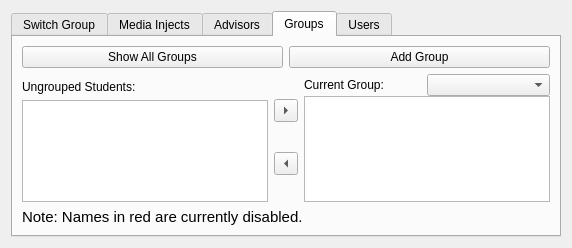
dmzdev/stance, file ui/EditScenarioForm.ui: the form before one commit.
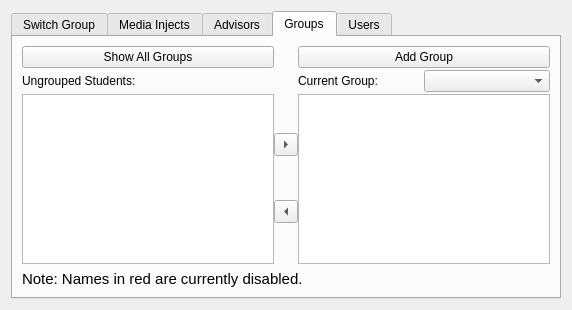
The form after the commit.

Commit message: Redesign of "group" tab in editscenario window

Diff of the .ui file:
```diff
--- a/ui/EditScenarioForm.ui
+++ b/ui/EditScenarioForm.ui
@@ -7,7 +7,7 @@
     <x>0</x>
     <y>0</y>
     <width>572</width>
-    <height>248</height>
+    <height>310</height>
    </rect>
   </property>
   <property name="windowTitle">
@@ -174,31 +174,11 @@
       </attribute>
       <layout class="QVBoxLayout" name="verticalLayout_40">
        <item>
-        <layout class="QHBoxLayout" name="horizontalLayout_5">
-         <item>
-          <widget class="QPushButton" name="allGroupButton">
-           <property name="text">
-            <string>Show All Groups</string>
-           </property>
-          </widget>
-         </item>
-         <item>
-          <widget class="QPushButton" name="addGroupButton">
-           <property name="text">
-            <string>Add Group</string>
-           </property>
-          </widget>
-         </item>
-        </layout>
-       </item>
-       <item>
-        <layout class="QHBoxLayout" name="horizontalLayout_30">
-         <item>
-          <layout class="QVBoxLayout" name="verticalLayout_18">
+        <layout class="QGridLayout" name="gridLayout">
            <property name="spacing">
             <number>0</number>
            </property>
-           <item>
+         <item row="1" column="0">
             <widget class="QLabel" name="label_5">
              <property name="minimumSize">
               <size>
@@ -211,16 +191,28 @@
              </property>
             </widget>
            </item>
+         <item row="1" column="2">
+          <layout class="QHBoxLayout" name="horizontalLayout_2">
            <item>
-            <widget class="QListWidget" name="ungroupedStudentList">
+            <widget class="QLabel" name="label_6">
+             <property name="text">
+              <string>Current Group:</string>
+             </property>
+            </widget>
+           </item>
+           <item>
+            <widget class="QComboBox" name="groupComboBox"/>
+           </item>
+          </layout>
+         </item>
+         <item row="2" column="2">
+          <widget class="QListWidget" name="groupStudentList">
              <property name="alternatingRowColors">
               <bool>true</bool>
              </property>
             </widget>
            </item>
-          </layout>
-         </item>
-         <item>
+         <item row="2" column="1">
           <layout class="QVBoxLayout" name="verticalLayout_42">
            <property name="spacing">
             <number>5</number>
@@ -247,33 +239,26 @@
            </item>
           </layout>
          </item>
-         <item>
-          <layout class="QVBoxLayout" name="verticalLayout_19">
-           <property name="spacing">
-            <number>0</number>
-           </property>
-           <item>
-            <layout class="QHBoxLayout" name="horizontalLayout_2">
-             <item>
-              <widget class="QLabel" name="label_6">
-               <property name="text">
-                <string>Current Group:</string>
-               </property>
-              </widget>
-             </item>
-             <item>
-              <widget class="QComboBox" name="groupComboBox"/>
-             </item>
-            </layout>
-           </item>
-           <item>
-            <widget class="QListWidget" name="groupStudentList">
+         <item row="2" column="0">
+          <widget class="QListWidget" name="ungroupedStudentList">
              <property name="alternatingRowColors">
               <bool>true</bool>
              </property>
             </widget>
            </item>
-          </layout>
+         <item row="0" column="0">
+          <widget class="QPushButton" name="allGroupButton">
+           <property name="text">
+            <string>Show All Groups</string>
+           </property>
+          </widget>
+         </item>
+         <item row="0" column="2">
+          <widget class="QPushButton" name="addGroupButton">
+           <property name="text">
+            <string>Add Group</string>
+           </property>
+          </widget>
          </item>
         </layout>
        </item>
```
Left out of the diff: 2 changed lines with no effect on the pictures. Lines whose indentation alone changed are shown as unchanged.
